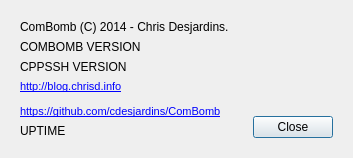
First picture: the form in ComBombGui/aboutdialog.ui, repository cdesjardins/ComBomb, before the edit.
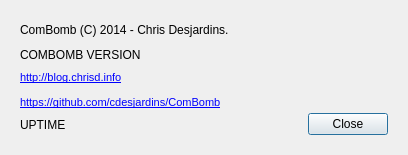
Second picture: the form after the edit. Icons and pictures are not drawn. Custom widgets are drawn as their Qt base class.

Commit message: Remove cppssh version info

```diff
--- a/ComBombGui/aboutdialog.ui
+++ b/ComBombGui/aboutdialog.ui
@@ -9,8 +9,8 @@
    <rect>
     <x>0</x>
     <y>0</y>
-    <width>334</width>
-    <height>150</height>
+    <width>408</width>
+    <height>155</height>
    </rect>
   </property>
   <property name="focusPolicy">
@@ -50,13 +50,6 @@
         </property>
        </widget>
       </item>
-      <item>
-       <widget class="QLabel" name="cppsshVersionLabel">
-        <property name="text">
-         <string>CPPSSH VERSION</string>
-        </property>
-       </widget>
-      </item>
       <item>
        <widget class="QLabel" name="label">
         <property name="sizePolicy">
```
The commit also changes 1 other file.
